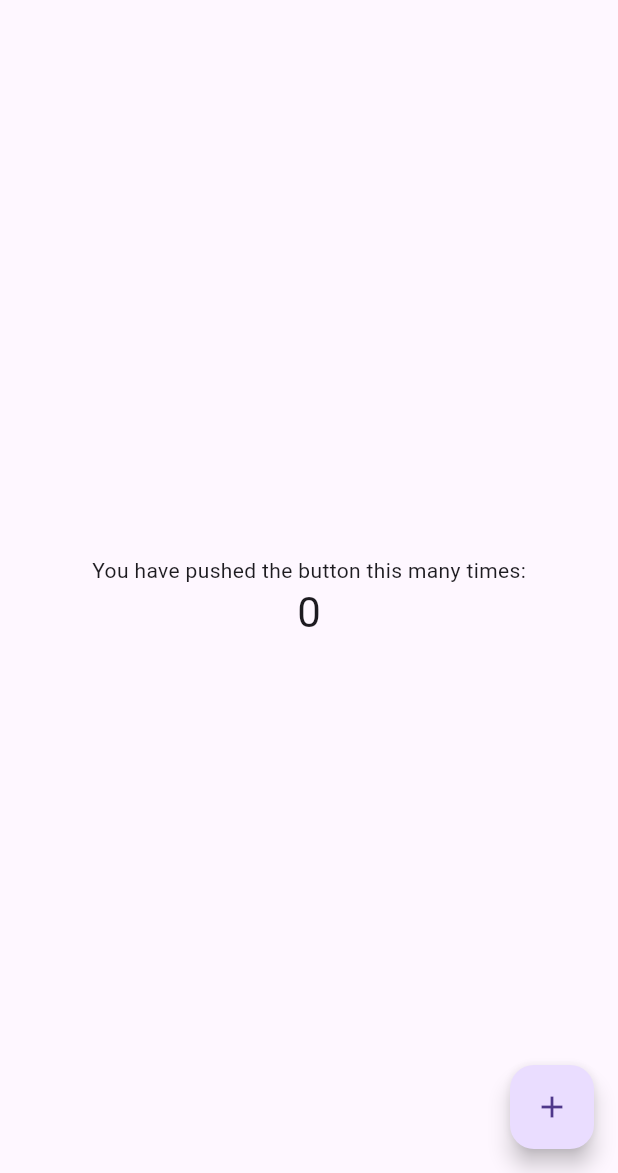
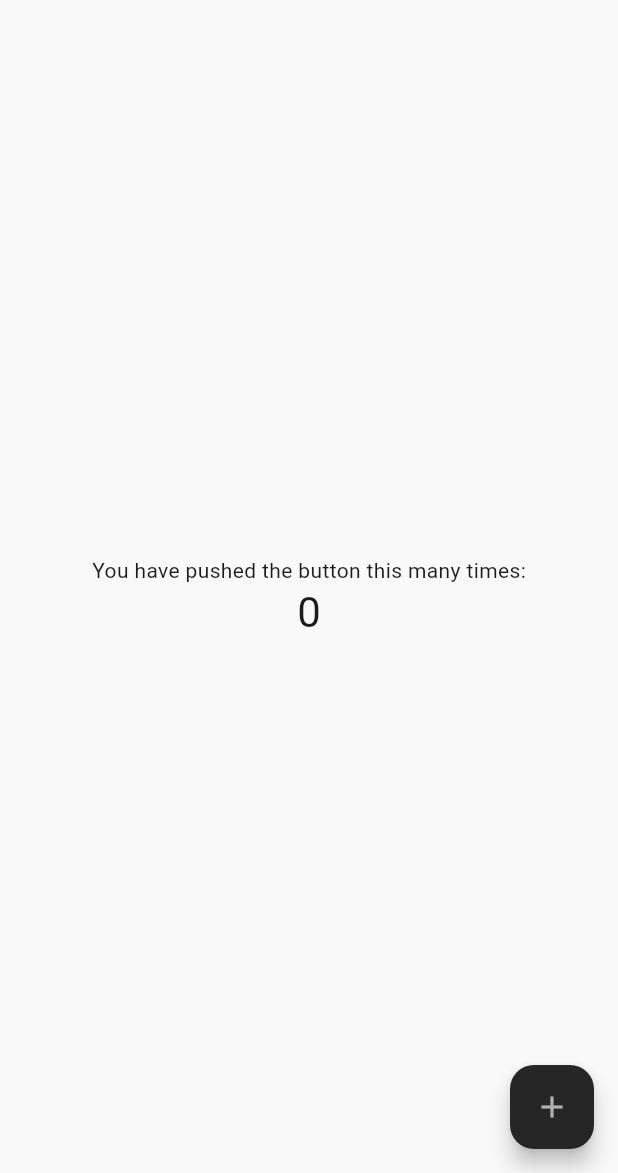
Before and after one commit to Toma-0/repository_get_app, a Flutter app: the screen it shows after launch, on a phone screen of 412 x 824 dp, the part 63-1236 px from its top. Run offline on Flutter 3.47's test engine with Material 3 defaults, Android fonts, the phone set to English and light mode, and no system bars; our stand-ins replace envied; generated files the repository leaves out were written again.

Commit message:
flutter color theme実装

```diff
--- a/lib/main.dart
+++ b/lib/main.dart
@@ -1,4 +1,5 @@
 import 'package:flutter/material.dart';
+import 'package:repository_get_app/resource/theme/color_theme.dart';
 
 void main() {
   runApp(const MyApp());
@@ -12,18 +13,10 @@ class MyApp extends StatelessWidget {
   Widget build(BuildContext context) {
     return MaterialApp(
       title: 'Flutter Demo',
-      theme: ThemeData(
-        // This is the theme of your application.
-        //
-        // Try running your application with "flutter run". You'll see the
-        // application has a blue toolbar. Then, without quitting the app, try
-        // changing the primarySwatch below to Colors.green and then invoke
-        // "hot reload" (press "r" in the console where you ran "flutter run",
-        // or simply save your changes to "hot reload" in a Flutter IDE).
-        // Notice that the counter didn't reset back to zero; the application
-        // is not restarted.
-        primarySwatch: Colors.blue,
-      ),
+      theme:
+          ThemeData(useMaterial3: true, colorScheme: ColorTheme.lightScheme()),
+      darkTheme:
+          ThemeData(useMaterial3: true, colorScheme: ColorTheme.darkScheme()),
       home: const MyHomePage(title: 'Flutter Demo Home Page'),
     );
   }
--- /dev/null
+++ b/lib/resource/theme/color_theme.dart
@@ -0,0 +1,81 @@
+import 'package:flutter/material.dart';
+
+class ColorTheme {
+  static ColorScheme lightScheme() {
+    return const ColorScheme(
+      brightness: Brightness.light,
+      primary: Color(0xff000000),
+      surfaceTint: Color(0xff5e5e5e),
+      onPrimary: Color(0xffffffff),
+      primaryContainer: Color(0xff262626),
+      onPrimaryContainer: Color(0xffb1b1b1),
+      secondary: Color(0xff494949),
+      onSecondary: Color(0xffffffff),
+      secondaryContainer: Color(0xff6d6d6d),
+      onSecondaryContainer: Color(0xffffffff),
+      tertiary: Color(0xff000000),
+      onTertiary: Color(0xffffffff),
+      tertiaryContainer: Color(0xff262626),
+      onTertiaryContainer: Color(0xffb1b1b1),
+      error: Color(0xffba1a1a),
+      onError: Color(0xffffffff),
+      errorContainer: Color(0xffffdad6),
+      onErrorContainer: Color(0xff410002),
+      background: Color(0xfff9f9f9),
+      onBackground: Color(0xff1b1b1b),
+      surface: Color(0xfff9f9f9),
+      onSurface: Color(0xff1b1b1b),
+      surfaceVariant: Color(0xffebe0e1),
+      onSurfaceVariant: Color(0xff4c4546),
+      outline: Color(0xff7e7576),
+      outlineVariant: Color(0xffcfc4c5),
+      shadow: Color(0xff000000),
+      scrim: Color(0xff000000),
+      inverseSurface: Color(0xff303030),
+      inversePrimary: Color(0xffc6c6c6),
+    );
+  }
+
+  static ColorScheme darkScheme() {
+    return const ColorScheme(
+      brightness: Brightness.dark,
+      primary: Color(0xffc6c6c6),
+      surfaceTint: Color(0xc6c6c6c6),
+      surface: Color(0xff131313),
+      onSurface: Color(0xffe2e2e2),
+      onPrimary: Color(0xff303030),
+      secondary: Color(0xffc7c6c6),
+      onSecondary: Color(0xff303030),
+      background: Color(0xff131313),
+      onBackground: Color(0xffe2e2e2),
+      error: Color(0xffffb4ab),
+      onError: Color(0xff690005),
+      primaryContainer: Color(0xff000000),
+      onPrimaryContainer: Color(0xff969696),
+      secondaryContainer: Color(0xff545454),
+      onSecondaryContainer: Color(0xfff9f7f6),
+      tertiary: Color(0xffc6c6c6),
+      onTertiary: Color(0xff303030),
+      tertiaryContainer: Color(0xff000000),
+      onTertiaryContainer: Color(0xff969696),
+      errorContainer: Color(0xff93000a),
+      onErrorContainer: Color(0xffffdad6),
+      surfaceVariant: Color(0xff4c4546),
+      onSurfaceVariant: Color(0xffcfc4c5),
+      outline: Color(0xff988e90),
+      outlineVariant: Color(0xff4c4546),
+      shadow: Color(0xff000000),
+      scrim: Color(0xff000000),
+      inverseSurface: Color(0xffe2e2e2),
+      inversePrimary: Color(0xff5e5e5e),
+    );
+  }
+
+  ThemeData theme(ColorScheme colorScheme) => ThemeData(
+        useMaterial3: true,
+        brightness: colorScheme.brightness,
+        colorScheme: colorScheme,
+        scaffoldBackgroundColor: colorScheme.background,
+        canvasColor: colorScheme.surface,
+      );
+}
```
